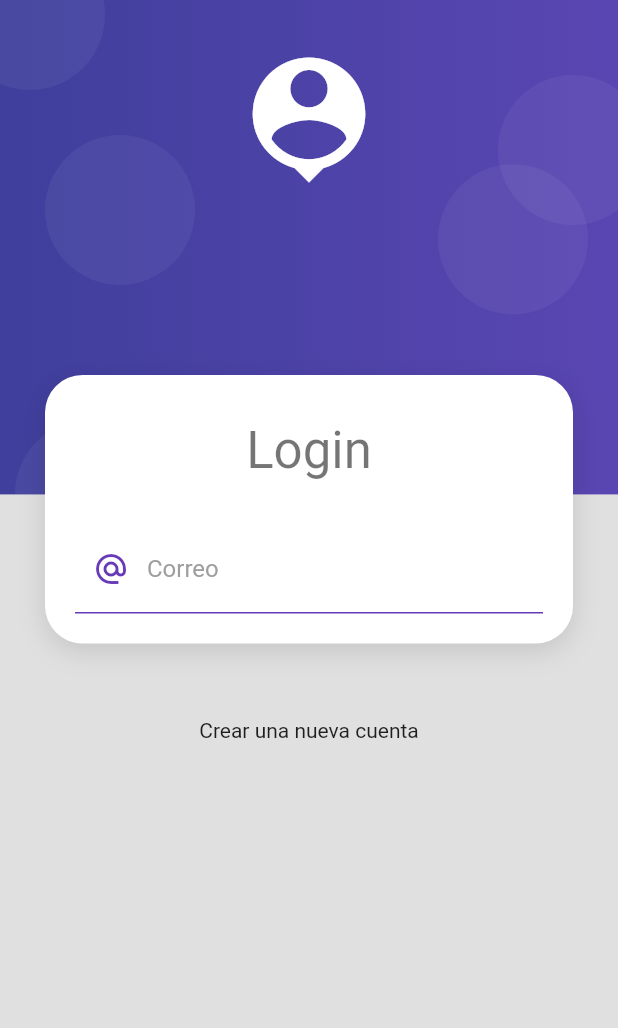
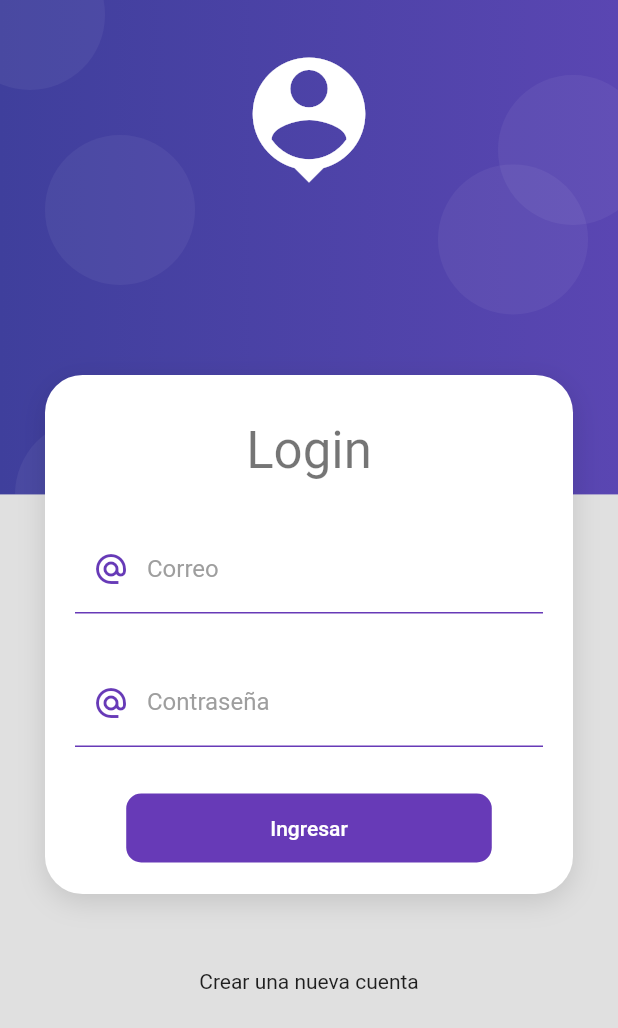
Before and after one commit to luigrocha/products-app, a Flutter app: the screen it shows after launch, on a phone screen of 412 x 824 dp. Shown: the top 1028 px of the screen. Run offline on Flutter 3.47's test engine with Material 2 defaults, Android fonts, the phone set to English and light mode, and no system bars.

Commit message:
form login textfields

```diff
--- a/lib/screens/login_scren.dart
+++ b/lib/screens/login_scren.dart
@@ -1,4 +1,5 @@
 import 'package:flutter/material.dart';
+import 'package:login/ui/input_decorations.dart';
 import 'package:login/widgets/widgets.dart';
 
 class LoginScreen extends StatelessWidget {
@@ -30,7 +31,10 @@ class LoginScreen extends StatelessWidget {
           SizedBox(
             height: 50,
           ),
-          Text('Crear una nueva cuenta')
+          Text('Crear una nueva cuenta'),
+          SizedBox(
+            height: 50,
+          ),
         ],
       ),
     )));
@@ -38,8 +42,6 @@ class LoginScreen extends StatelessWidget {
 }
 
 class _LoginForm extends StatelessWidget {
-  const _LoginForm({Key key}) : super(key: key);
-
   @override
   Widget build(BuildContext context) {
     return Container(
@@ -50,19 +52,37 @@ class _LoginForm extends StatelessWidget {
           TextFormField(
             autocorrect: false,
             keyboardType: TextInputType.emailAddress,
-            decoration: InputDecoration(
-                enabledBorder: UnderlineInputBorder(
-                  borderSide: BorderSide(color: Colors.deepPurple),
-                ),
-                focusedBorder: UnderlineInputBorder(
-                    borderSide: BorderSide(color: Colors.deepPurple, width: 2)),
+            decoration: InputDecorations.authInputDecoration(
                 hintText: 'example@gmail.com',
                 labelText: 'Correo',
-                labelStyle: TextStyle(color: Colors.grey),
-                prefixIcon: Icon(
-                  Icons.alternate_email_sharp,
-                  color: Colors.deepPurple,
-                )),
+                prefixIcon: Icons.alternate_email_rounded),
+          ),
+          SizedBox(
+            height: 30,
+          ),
+          TextFormField(
+            autocorrect: false,
+            keyboardType: TextInputType.emailAddress,
+            decoration: InputDecorations.authInputDecoration(
+                hintText: '*******',
+                labelText: 'Contraseña',
+                prefixIcon: Icons.lock_outline),
+          ),
+          SizedBox(
+            height: 30,
+          ),
+          MaterialButton(
+            onPressed: () {
+              //TODO login
+            },
+            shape:
+                RoundedRectangleBorder(borderRadius: BorderRadius.circular(10)),
+            disabledColor: Colors.grey,
+            elevation: 0,
+            color: Colors.deepPurple,
+            child: Container(
+                padding: EdgeInsets.symmetric(horizontal: 80, vertical: 15),
+                child: Text('Ingresar', style: TextStyle(color: Colors.white))),
           )
         ],
       )),
--- /dev/null
+++ b/lib/ui/input_decorations.dart
@@ -0,0 +1,22 @@
+import 'package:flutter/material.dart';
+
+class InputDecorations {
+  static InputDecoration authInputDecoration(
+      {String hintText, String labelText, IconData prefixIcon}) {
+    return InputDecoration(
+        enabledBorder: UnderlineInputBorder(
+          borderSide: BorderSide(color: Colors.deepPurple),
+        ),
+        focusedBorder: UnderlineInputBorder(
+            borderSide: BorderSide(color: Colors.deepPurple, width: 2)),
+        hintText: hintText,
+        labelText: labelText,
+        labelStyle: TextStyle(color: Colors.grey),
+        prefixIcon: prefixIcon != null
+            ? Icon(
+                Icons.alternate_email_sharp,
+                color: Colors.deepPurple,
+              )
+            : null);
+  }
+}
```
